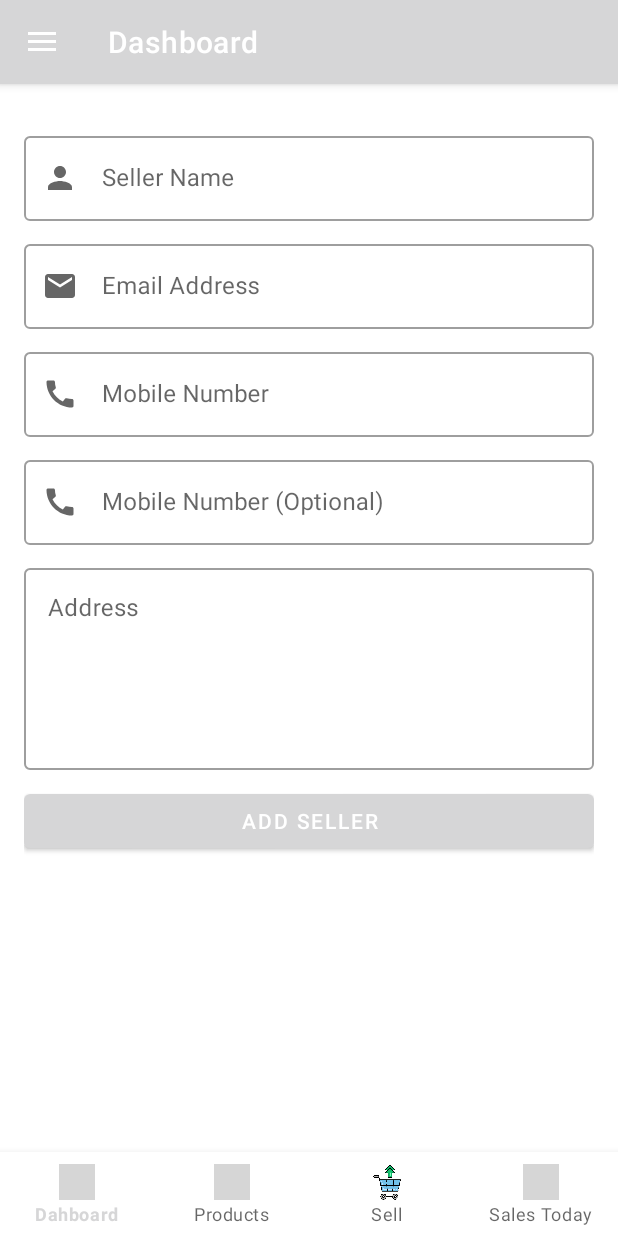
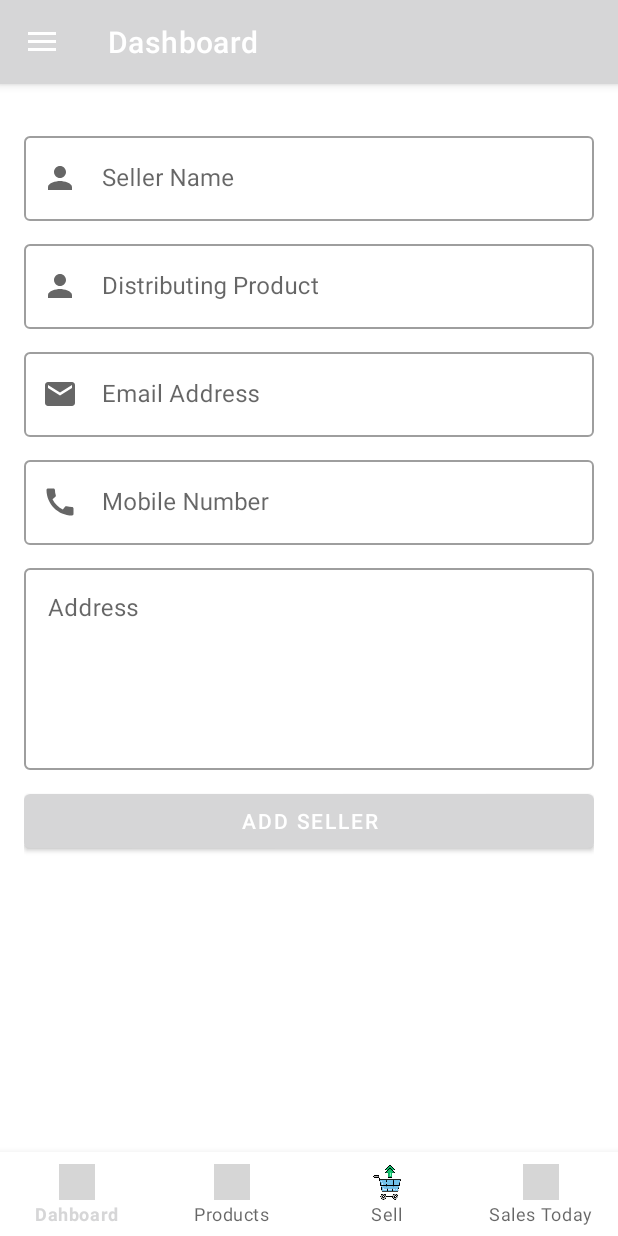
Before and after one commit to GouseCoder/Pharmical, an Android app: the fragment AddSupplierFragment placed in its activity, on a phone screen of 412 x 824 dp. Run offline under Robolectric (Android 15) with nearby library versions, the phone set to English and light mode, and no system bars; our stand-ins replace Firebase (no records; nobody signed in at launch, a user with empty details on screens opened directly); grey boxes are pictures that could not be loaded.

```diff
--- a/app/src/main/java/com/example/myapplication/Activities/SignupActivity.java
+++ b/app/src/main/java/com/example/myapplication/Activities/SignupActivity.java
@@ -6,6 +6,7 @@ import android.os.Bundle;
 import android.util.Patterns;
 import android.view.View;
 import android.widget.Button;
+import android.widget.TextView;
 import android.widget.Toast;
 
 import androidx.annotation.NonNull;
@@ -23,6 +24,7 @@ import com.google.firebase.database.FirebaseDatabase;
 
 public class SignupActivity extends AppCompatActivity {
     Button button4;
+    TextView alreadyhaveaccount;
     TextInputLayout email_var, medname_var,contact_var, pass_var;
     ProgressDialog progressDialog;
     FirebaseAuth fauth;
@@ -41,14 +43,15 @@ public class SignupActivity extends AppCompatActivity {
         medname_var = findViewById(R.id.medicalnmenamefield);
         contact_var = findViewById(R.id.contactfield);
         pass_var = findViewById(R.id.passwordfield);
+        alreadyhaveaccount = findViewById(R.id.logintext);
 
         fauth = FirebaseAuth.getInstance();
         if(fauth.getCurrentUser()!=null){
             sendToMain();
         }
 
-
         button4.setOnClickListener(v->validateData());
+        alreadyhaveaccount.setOnClickListener((v->sendToLogin()));
 
     }
         //
--- a/app/src/main/java/com/example/myapplication/Fragments/AddSupplierFragment.java
+++ b/app/src/main/java/com/example/myapplication/Fragments/AddSupplierFragment.java
@@ -17,7 +17,7 @@ import com.google.firebase.database.DatabaseReference;
 import com.google.firebase.database.FirebaseDatabase;
 
 public class AddSupplierFragment extends Fragment {
-    EditText Name, Email, Contact, Adrress;
+    EditText Name, Email, Contact, Adrress, DistributingProduct;
     Button btnaddseller;
 
     @Override
@@ -73,8 +73,9 @@ public class AddSupplierFragment extends Fragment {
             String email_s = Email.getText().toString();
             String contact_s = Contact.getText().toString();
             String address_s = Adrress.getText().toString();
+            String distributingProduct_s = DistributingProduct.getText().toString();
 
-            ModelSupplier storingdatass = new ModelSupplier(name_s, email_s, contact_s, address_s);
+            ModelSupplier storingdatass = new ModelSupplier(name_s, email_s, contact_s, address_s, distributingProduct_s);
             myRef.child(name_s).setValue(storingdatass);
             Toast.makeText(getContext(),"Supplier Added",Toast.LENGTH_SHORT).show();
             makeEmpty();
@@ -95,6 +96,8 @@ public class AddSupplierFragment extends Fragment {
         Email = view.findViewById(R.id.inputSellerEmail);
         Contact = view.findViewById(R.id.inputSellerMobile);
         Adrress = view.findViewById(R.id.inputSellerAddress);
+        DistributingProduct = view.findViewById(R.id.inputSellerProduct);
         btnaddseller = view.findViewById(R.id.btnAddSeller);
+
     }
 }
--- a/app/src/main/res/layout/activity_forgotpasswd.xml
+++ b/app/src/main/res/layout/activity_forgotpasswd.xml
@@ -53,7 +53,7 @@
                     android:layout_height="100dp"
                     android:layout_alignParentTop="true"
                     android:layout_alignParentRight="true"
-                    android:src="@drawable/medicalcare" />
+                    android:src="@drawable/mainlogo" />
             </RelativeLayout>
 
             <LinearLayout
--- a/app/src/main/res/layout/activity_login.xml
+++ b/app/src/main/res/layout/activity_login.xml
@@ -38,7 +38,7 @@
                     android:layout_height="100dp"
                     android:layout_alignParentTop="true"
                     android:layout_alignParentRight="true"
-                    android:src="@drawable/medicalcare" />
+                    android:src="@drawable/mainlogo" />
             </RelativeLayout>
 
             <LinearLayout
--- a/app/src/main/res/layout/activity_signup.xml
+++ b/app/src/main/res/layout/activity_signup.xml
@@ -36,7 +36,7 @@
                     android:layout_height="100dp"
                     android:layout_alignParentTop="true"
                     android:layout_alignParentRight="true"
-                    android:src="@drawable/medicalcare" />
+                    android:src="@drawable/mainlogo" />
             </RelativeLayout>
 
             <androidx.cardview.widget.CardView
--- a/app/src/main/res/layout/fragment_add_supplier.xml
+++ b/app/src/main/res/layout/fragment_add_supplier.xml
@@ -43,6 +43,21 @@
                 android:layout_width="match_parent"
                 android:layout_height="wrap_content"
                 android:layout_marginTop="10dp"
+                android:hint="Distributing Product"
+                app:startIconDrawable="@drawable/ic_baseline_person">
+
+                <com.google.android.material.textfield.TextInputEditText
+                    android:id="@+id/inputSellerProduct"
+                    android:layout_width="match_parent"
+                    android:layout_height="match_parent" />
+
+            </com.google.android.material.textfield.TextInputLayout>
+
+            <com.google.android.material.textfield.TextInputLayout
+                style="@style/Widget.MaterialComponents.TextInputLayout.OutlinedBox"
+                android:layout_width="match_parent"
+                android:layout_height="wrap_content"
+                android:layout_marginTop="10dp"
                 android:hint="Email Address"
                 app:startIconDrawable="@drawable/ic_baseline_email">
 
@@ -70,21 +85,7 @@
 
             </com.google.android.material.textfield.TextInputLayout>
 
-            <com.google.android.material.textfield.TextInputLayout
-                style="@style/Widget.MaterialComponents.TextInputLayout.OutlinedBox"
-                android:layout_width="match_parent"
-                android:layout_height="wrap_content"
-                android:layout_marginTop="10dp"
-                android:hint="Mobile Number (Optional)"
-                app:startIconDrawable="@drawable/ic_baseline_call">
 
-                <com.google.android.material.textfield.TextInputEditText
-                    android:id="@+id/inputSellerMobile1"
-                    android:layout_width="match_parent"
-                    android:layout_height="match_parent"
-                    android:inputType="number" />
-
-            </com.google.android.material.textfield.TextInputLayout>
 
             <com.google.android.material.textfield.TextInputLayout
                 style="@style/Widget.MaterialComponents.TextInputLayout.OutlinedBox"
```
Also changed, not shown: app/src/main/java/com/example/myapplication/Models/ModelSupplier.java (+11 -2 lines), app/src/main/res/layout/activity_splash.xml (+1 -17 lines), app/src/main/res/drawable-v24/mainlogo.png (added).
